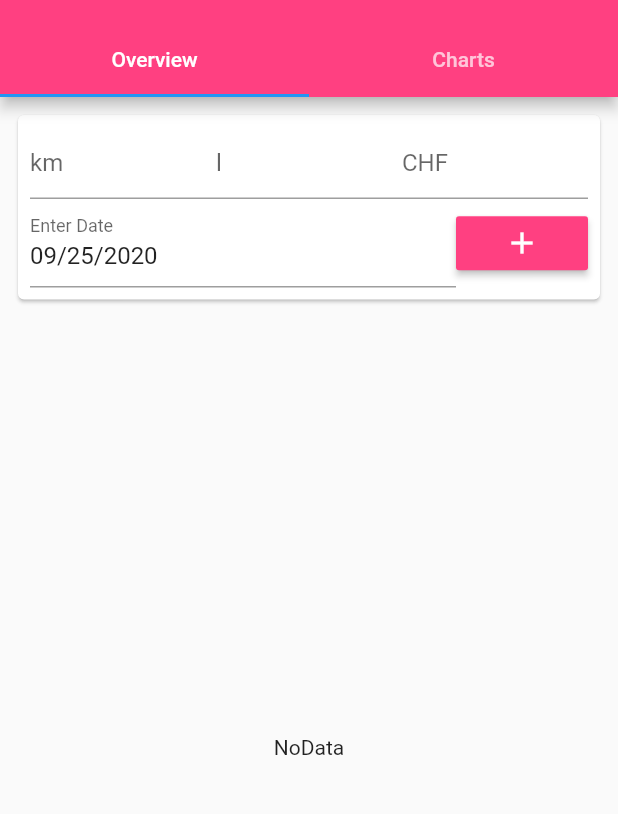
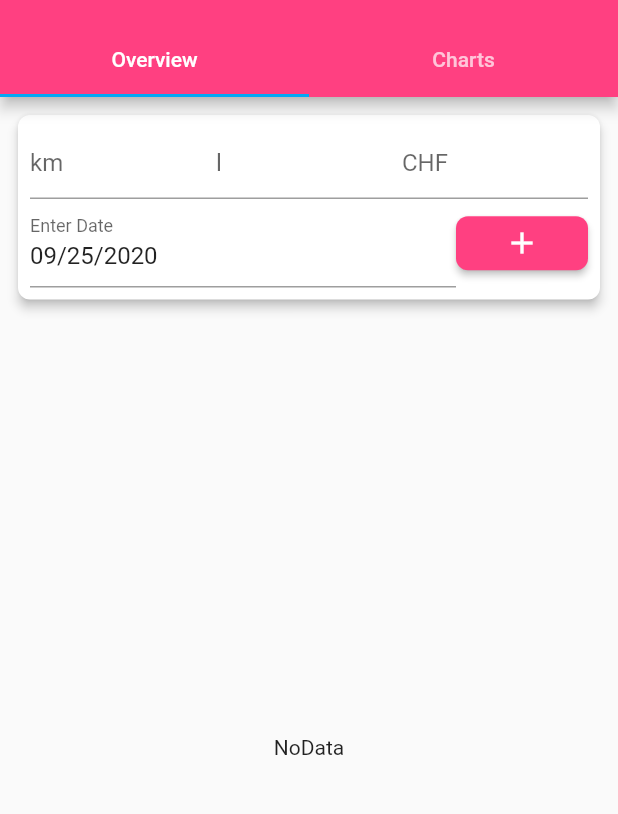
Before and after one commit to SebastianJL/consumption_tracker, a Flutter app: the screen it shows after launch, on a phone screen of 412 x 824 dp, the part 59-873 px from its top. Run offline on Flutter 3.47's test engine with Material 2 defaults, Android fonts, the phone set to English and light mode, and no system bars; our stand-ins replace bloc, cloud_firestore, firebase_core, fl_chart, flutter_bloc, implicitly_animated_reorderable_list; accounts and stored records are empty.

Commit message:
Create Material Theme for app.
Also swap MaterialApp() and FutureBuilder. This resolves a bug, where the app would
show with the wrong color on startup.

```diff
--- a/lib/main.dart
+++ b/lib/main.dart
@@ -15,23 +15,38 @@ void main() {
 class ConsumptionTracker extends StatelessWidget {
   final _firebaseInit = Firebase.initializeApp();
 
+  final appTheme =  ThemeData(
+        brightness: Brightness.light,
+        primarySwatch: Colors.pink,
+        primaryColor: Colors.pinkAccent,
+        accentColor: Colors.lightBlue,
+        errorColor: Colors.amber,
+        buttonTheme: ButtonThemeData(
+          splashColor: Colors.lightBlue,
+          shape: RoundedRectangleBorder(borderRadius: BorderRadius.circular(8)),
+        ),
+        cardTheme: CardTheme(
+          elevation: 3,
+          shape: RoundedRectangleBorder(borderRadius: BorderRadius.circular(8)),
+        ),
+      );
+
   @override
   Widget build(BuildContext context) {
-    return FutureBuilder(
+    return MaterialApp(
+        theme: appTheme,
+        home: FutureBuilder(
             future: _firebaseInit,
             builder: (context, snapshot) {
               if (snapshot.connectionState == ConnectionState.done) {
-            return MaterialApp(
-              theme: ThemeData(primaryColor: Colors.pinkAccent),
-              home: BlocProvider(
+                return BlocProvider(
                   create: (context) => ConsumptionEntryCubit(),
                   child: HomePage(),
-              ),
                 );
+              } else {
+                return Center(child: Text('Initializing Firebase.'));
               }
-
-          return MaterialApp(home: Center(child: Text('Loading')));
-        });
+            }));
   }
 }
 
```
Also changed, not shown: lib/src/charts_tab.dart (+6 -6 lines). Lines whose indentation alone changed are shown as unchanged.
